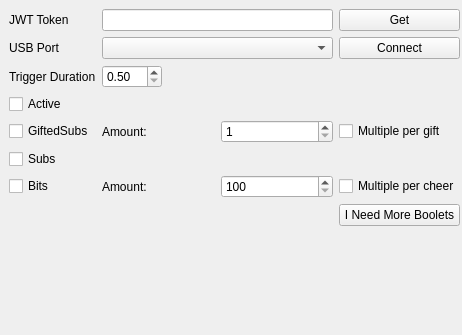
This is main.ui in ZiedYT/zoils-gun-private as Qt 5 draws it before an edit. The edited form follows.
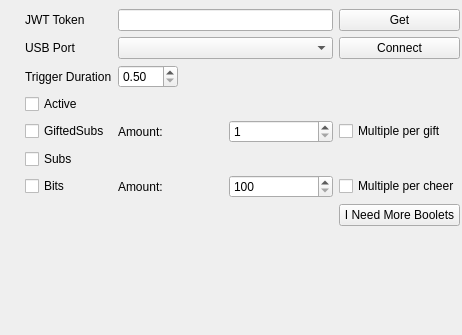
This is the edited form.

```diff
--- a/main.ui
+++ b/main.ui
@@ -188,6 +188,13 @@
       </property>
      </widget>
     </item>
+    <item row="0" column="0">
+     <widget class="QLabel" name="label_3">
+      <property name="text">
+       <string>   </string>
+      </property>
+     </widget>
+    </item>
    </layout>
   </widget>
  </widget>
```
